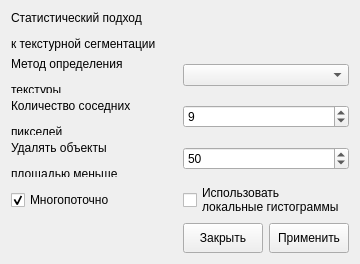
Old version of the form segmentationwindow.ui in the repository meikuam/img_proc.
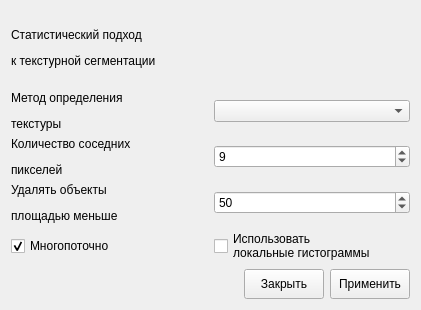
New version of the form.

Patch:
```diff
--- a/segmentationwindow.ui
+++ b/segmentationwindow.ui
@@ -9,8 +9,8 @@
    <rect>
     <x>0</x>
     <y>0</y>
-    <width>360</width>
-    <height>264</height>
+    <width>421</width>
+    <height>310</height>
    </rect>
   </property>
   <property name="sizePolicy">
@@ -70,6 +70,9 @@
       </item>
       <item row="4" column="1">
        <widget class="QSpinBox" name="spinNeighbourBox">
+        <property name="readOnly">
+         <bool>false</bool>
+        </property>
         <property name="minimum">
          <number>3</number>
         </property>
@@ -83,11 +86,14 @@
       </item>
       <item row="5" column="1">
        <widget class="QSpinBox" name="spinMinSquareBox">
+        <property name="readOnly">
+         <bool>false</bool>
+        </property>
         <property name="minimum">
          <number>1</number>
         </property>
         <property name="maximum">
-         <number>200</number>
+         <number>9999</number>
         </property>
         <property name="value">
          <number>50</number>
@@ -126,6 +132,9 @@
       </item>
       <item row="6" column="1">
        <widget class="QCheckBox" name="checkUseLocalHistBox">
+        <property name="enabled">
+         <bool>true</bool>
+        </property>
         <property name="text">
          <string>Использовать 
 локальные гистограммы</string>
```
